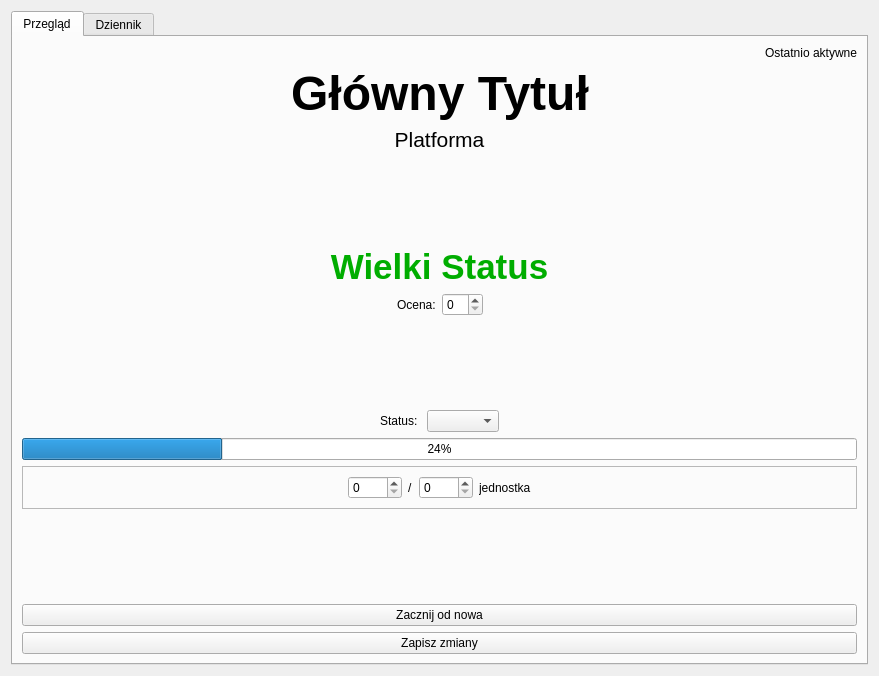
The window that ui/szczegolywidget.ui (Janek2230/CML) describes before a commit, drawn with Qt 5.
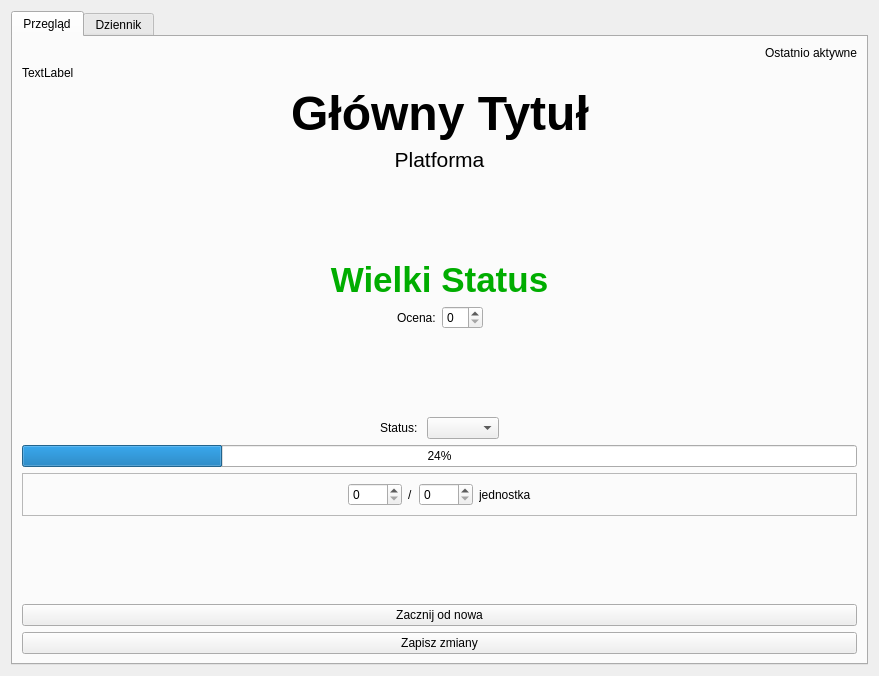
The same window after the commit. The open tabs and pages were chosen to show the change.

```diff
--- a/ui/szczegolywidget.ui
+++ b/ui/szczegolywidget.ui
@@ -36,6 +36,13 @@
            </property>
           </widget>
          </item>
+         <item>
+          <widget class="QLabel" name="lblLicznikiZaniedbania">
+           <property name="text">
+            <string>TextLabel</string>
+           </property>
+          </widget>
+         </item>
          <item>
           <layout class="QGridLayout" name="gridLayout_4">
            <item row="1" column="2">
```
Left out of the diff: 2 changed lines with no effect on the pictures.
